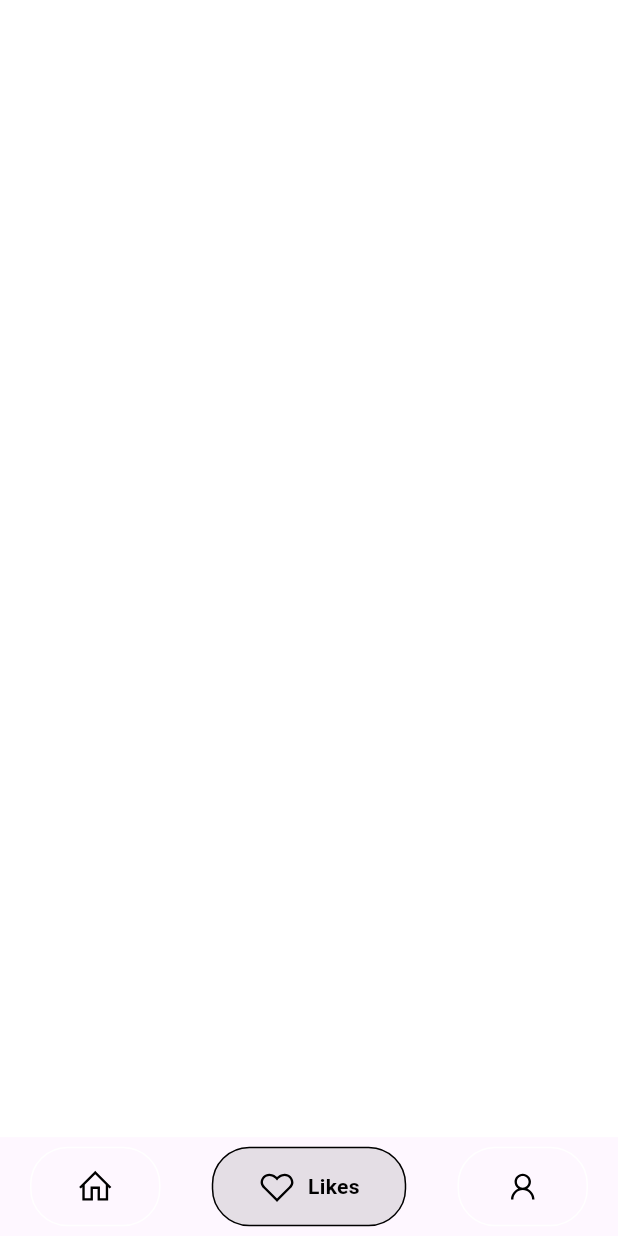
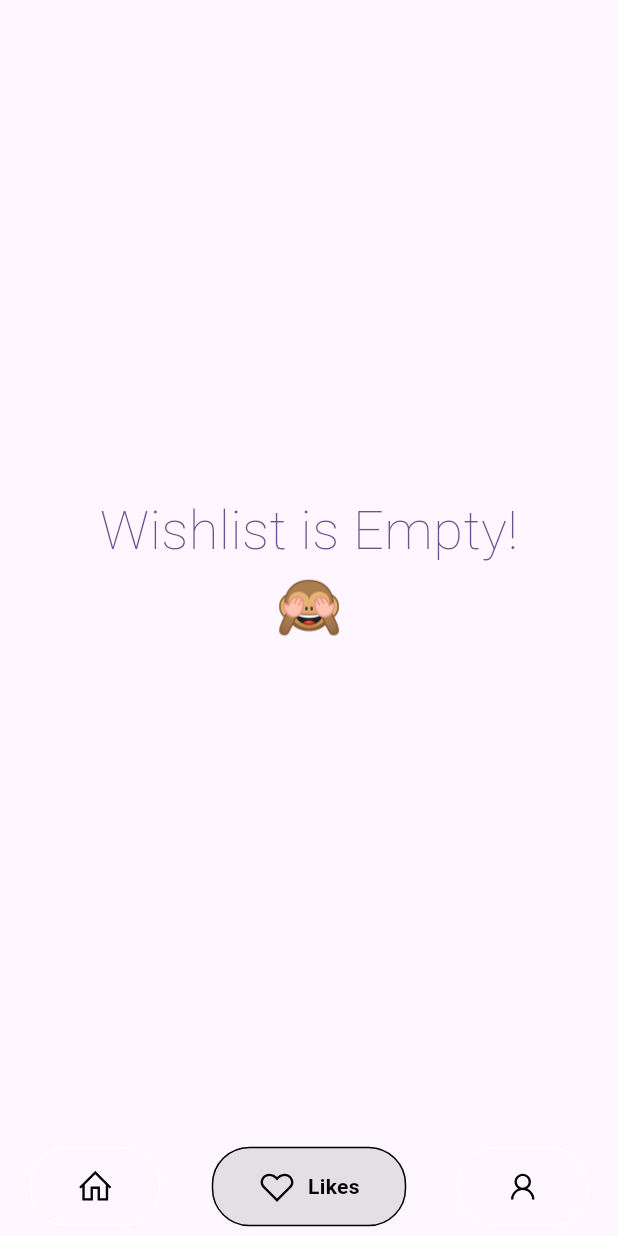
Before and after one commit to ghayurcodes/ui_design, a Flutter app: the screen it shows after launch, item 2 of the bottom bar chosen, on a phone screen of 412 x 824 dp. Run offline on Flutter 3.47's test engine with Material 3 defaults, Android fonts, the phone set to English and light mode, and no system bars; drawn by our look-alikes of google_nav_bar; our stand-ins replace blurrycontainer, carousel_slider, google_fonts, line_icons; missing offline and left inert: swipeable_tile; network calls fail.

Commit message:
Update likes_screen.dart

```diff
--- a/lib/travel app/screens/likes_screen.dart
+++ b/lib/travel app/screens/likes_screen.dart
@@ -16,8 +16,28 @@ class likes_screen extends StatefulWidget {
 class _likes_screenState extends State<likes_screen> {
   @override
   Widget build(BuildContext context) {
+
+    var mprov=Provider.of<home_provider>(context,listen: false);
     return SafeArea(
-      child: Container(
+      child: mprov.favs.isEmpty? Center(
+        child: Container(
+          width: MediaQuery.of(context).size.width,
+          height:  MediaQuery.of(context).size.height*0.15,
+          padding: EdgeInsets.all(10),
+          child: FittedBox(
+              fit: BoxFit.contain,
+              child: Column(
+                mainAxisAlignment: MainAxisAlignment.center,
+                children: [
+                  Text('Wishlist is Empty!',style: TextStyle(fontWeight: FontWeight.w200,fontSize: 30,color:  Theme.of(context).colorScheme.primary,)),
+                  Text('🙈',style: TextStyle(
+                      fontSize: 30
+                  ),)
+                ],
+              )
+          ),
+        ),
+      ):Container(
         padding: EdgeInsets.only(top: 20,right: 10,left: 10),
       color: Colors.white,
         child: Consumer<home_provider>(builder: (context, value, child) {
@@ -32,10 +52,10 @@ class _likes_screenState extends State<likes_screen> {
               backgroundBuilder: (context, direction, progress) {
                 if (direction == SwipeDirection.endToStart) {
                  value.favs.remove(index);
-                 print(index);
+
                 } else if (direction == SwipeDirection.startToEnd) {
                   value.favs.remove(index);
-                  print(index);
+
                 }
                 return Container();
               },
```
